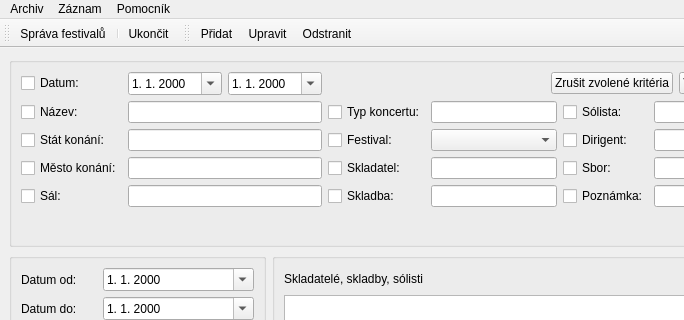
osense/fb-archive, file mainform.ui: the form before one commit; both pictures show x 0 to 684 and y 0 to 320 of the 800 by 766 pixel window.
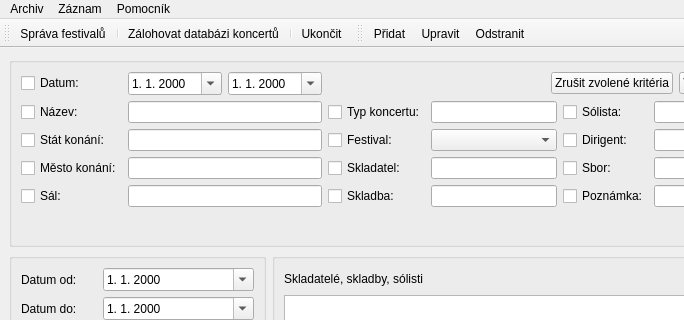
The form after the commit. Icons and pictures are not drawn.

```diff
--- a/mainform.ui
+++ b/mainform.ui
@@ -813,6 +813,8 @@
    </attribute>
    <addaction name="actionSprava_festivalov"/>
    <addaction name="separator"/>
+   <addaction name="actionZ_lohovat_datab_zi_koncert"/>
+   <addaction name="separator"/>
    <addaction name="actionUkoncit"/>
   </widget>
   <widget class="QToolBar" name="toolBar_2">
@@ -894,6 +896,15 @@
     <string>Správa festivalů</string>
    </property>
   </action>
+  <action name="actionZ_lohovat_datab_zi_koncert">
+   <property name="icon">
+    <iconset resource="resource.qrc">
+     <normaloff>:/icons/icons/Devices-drive-harddisk-icon.png</normaloff>:/icons/icons/Devices-drive-harddisk-icon.png</iconset>
+   </property>
+   <property name="text">
+    <string>Zálohovat databázi koncertů</string>
+   </property>
+  </action>
  </widget>
  <tabstops>
   <tabstop>check_date</tabstop>
```
Left out of the diff: 2 changed lines with no effect on the pictures.
